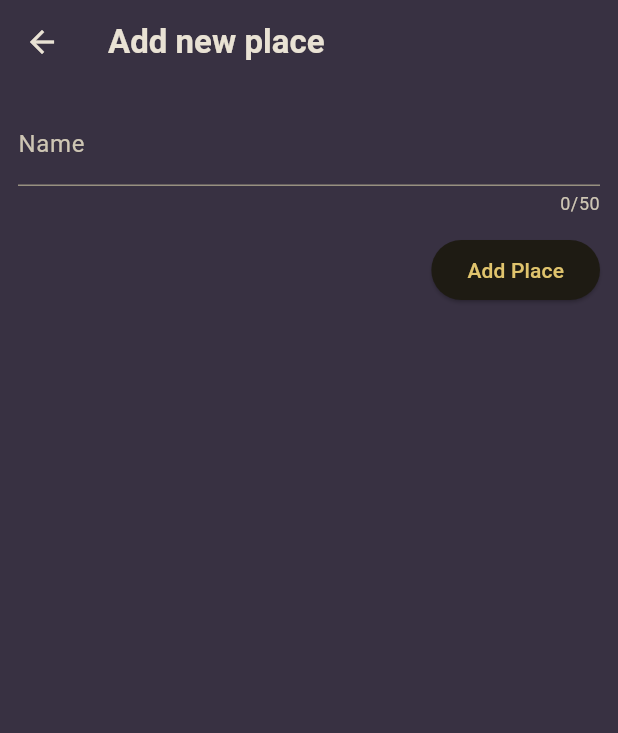
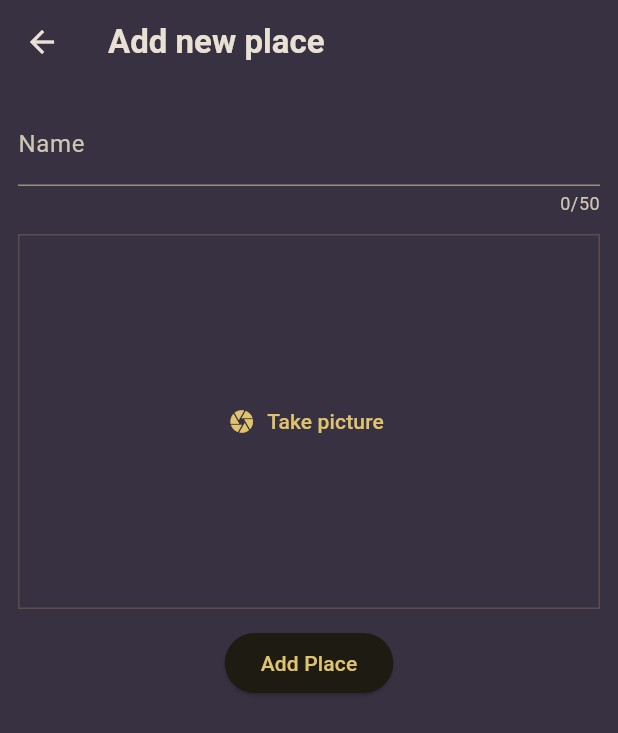
Before and after one commit to FAArik/favorite_places_app, a Flutter app: the screen it shows after launch, after a tap on the "add" icon, on a phone screen of 412 x 824 dp. Shown: the top 733 px of the screen. Run offline on Flutter 3.47's test engine with Material 3 defaults, Android fonts, the phone set to English and light mode, and no system bars; our stand-ins replace flutter_riverpod, google_fonts, image_picker.

Commit message:
device camera features and added image to places

```diff
--- a/lib/models/favoritePlace.dart
+++ /dev/null
@@ -1,9 +0,0 @@
-import 'package:uuid/uuid.dart';
-
-final uuid = Uuid();
-
-class FavoritePlace {
-  FavoritePlace({required this.title}) : Id = uuid.v4();
-  final String Id;
-  final String title;
-}
--- /dev/null
+++ b/lib/models/favorite_place.dart
@@ -0,0 +1,11 @@
+import 'dart:io';
+import 'package:uuid/uuid.dart';
+
+const uuid = Uuid();
+
+class FavoritePlace {
+  FavoritePlace({required this.title, required this.image}) : id = uuid.v4();
+  final String id;
+  final String title;
+  final File image;
+}
--- a/lib/providers/favorite_places_provider.dart
+++ b/lib/providers/favorite_places_provider.dart
@@ -1,14 +1,14 @@
 import 'package:favorite_places_app/data/data.dart';
-import 'package:favorite_places_app/models/favoritePlace.dart';
+import 'package:favorite_places_app/models/favorite_place.dart';
 import 'package:flutter_riverpod/flutter_riverpod.dart';
 
-final FavoritePlaceProvider =
+final favoritePlaceProvider =
     StateNotifierProvider<FavoritePlacesNotifier, List<FavoritePlace>>((ref) {
   return FavoritePlacesNotifier();
 });
 
 class FavoritePlacesNotifier extends StateNotifier<List<FavoritePlace>> {
-  FavoritePlacesNotifier() : super(MockData);
+  FavoritePlacesNotifier() : super(mockData);
 
   void addPlace(FavoritePlace newPlace) {
     state = [newPlace, ...state];
--- a/lib/screens/addNewPalace.dart
+++ b/lib/screens/add_new_palace.dart
@@ -1,5 +1,8 @@
-import 'package:favorite_places_app/models/favoritePlace.dart';
+import 'dart:io';
+
+import 'package:favorite_places_app/models/favorite_place.dart';
 import 'package:favorite_places_app/providers/favorite_places_provider.dart';
+import 'package:favorite_places_app/widgets/image_input.dart';
 import 'package:flutter/material.dart';
 import 'package:flutter_riverpod/flutter_riverpod.dart';
 
@@ -12,16 +15,21 @@ class AddNewPlaceScreen extends ConsumerStatefulWidget {
 
 class _AddnewpalaceState extends ConsumerState<AddNewPlaceScreen> {
   final _titleController = TextEditingController();
+  File? _image;
 
   void _saveItem() {
     final enteredText = _titleController.text;
-    if (enteredText.isEmpty) {
+    if (enteredText.isEmpty || _image == null) {
       return;
     }
-    ref
-        .read(FavoritePlaceProvider.notifier)
-        .addPlace(FavoritePlace(title: _titleController.text));
+    ref.read(favoritePlaceProvider.notifier).addPlace(
+          FavoritePlace(title: _titleController.text, image: _image!),
+        );
     Navigator.of(context).pop();
+  }
+
+  void _pickImage(File file) {
+    _image = file;
   }
 
   @override
@@ -38,7 +46,7 @@ class _AddnewpalaceState extends ConsumerState<AddNewPlaceScreen> {
       ),
       body: SingleChildScrollView(
         child: Container(
-          padding: EdgeInsets.all(12),
+          padding: const EdgeInsets.all(12),
           child: Column(
             children: [
               TextField(
@@ -54,8 +62,14 @@ class _AddnewpalaceState extends ConsumerState<AddNewPlaceScreen> {
               const SizedBox(
                 height: 12,
               ),
+              ImageInput(
+                onPickImage: _pickImage,
+              ),
+              const SizedBox(
+                height: 12,
+              ),
               Row(
-                mainAxisAlignment: MainAxisAlignment.end,
+                mainAxisAlignment: MainAxisAlignment.center,
                 children: [
                   ElevatedButton(
                     onPressed: _saveItem,
--- a/lib/screens/places.dart
+++ b/lib/screens/places.dart
@@ -1,6 +1,6 @@
-import 'package:favorite_places_app/models/favoritePlace.dart';
+import 'package:favorite_places_app/models/favorite_place.dart';
 import 'package:favorite_places_app/providers/favorite_places_provider.dart';
-import 'package:favorite_places_app/screens/addNewPalace.dart';
+import 'package:favorite_places_app/screens/add_new_palace.dart';
 import 'package:favorite_places_app/widgets/places_list.dart';
 import 'package:flutter/material.dart';
 import 'package:flutter_riverpod/flutter_riverpod.dart';
@@ -10,7 +10,7 @@ class PlacesScreen extends ConsumerWidget {
 
   @override
   Widget build(BuildContext context, WidgetRef ref) {
-    final favoritePlaces = ref.watch(FavoritePlaceProvider);
+    final favoritePlaces = ref.watch(favoritePlaceProvider);
     return Scaffold(
       appBar: AppBar(
         backgroundColor: Theme.of(context).colorScheme.inversePrimary,
@@ -26,7 +26,10 @@ class PlacesScreen extends ConsumerWidget {
               icon: const Icon(Icons.add)),
         ],
       ),
-      body: PlacesList(favoritePlaces: favoritePlaces),
+      body: Padding(
+        padding: const EdgeInsets.all(8.0),
+        child: PlacesList(favoritePlaces: favoritePlaces),
+      ),
     );
   }
 }
--- /dev/null
+++ b/lib/widgets/image_input.dart
@@ -0,0 +1,64 @@
+import 'dart:io';
+
+import 'package:flutter/material.dart';
+import 'package:image_picker/image_picker.dart';
+
+class ImageInput extends StatefulWidget {
+  ImageInput({super.key, required this.onPickImage});
+
+  final void Function(File file) onPickImage;
+  @override
+  State<StatefulWidget> createState() {
+    return _ImageInputState();
+  }
+}
+
+class _ImageInputState extends State<ImageInput> {
+  File? _selectedImage;
+
+  void _takePicture() async {
+    final imagePicker = ImagePicker();
+    var pickedImage = await imagePicker.pickImage(
+      source: ImageSource.camera,
+      maxWidth: 600,
+    );
+    if (pickedImage == null) {
+      return;
+    }
+    setState(() {
+      _selectedImage = File(pickedImage.path);
+    });
+    widget.onPickImage(_selectedImage!);
+  }
+
+  @override
+  Widget build(BuildContext context) {
+    Widget content = TextButton.icon(
+      label: const Text("Take picture"),
+      icon: const Icon(Icons.camera),
+      onPressed: _takePicture,
+    );
+    if (_selectedImage != null) {
+      content = GestureDetector(
+        onTap: _takePicture,
+        child: Image.file(
+          _selectedImage!,
+          fit: BoxFit.cover,
+          width: double.infinity,
+          height: double.infinity,
+        ),
+      );
+    }
+    return Container(
+        decoration: BoxDecoration(
+          border: Border.all(
+            width: 1,
+            color: Theme.of(context).colorScheme.primary.withOpacity(0.2),
+          ),
+        ),
+        height: 250,
+        width: double.infinity,
+        alignment: Alignment.center,
+        child: content);
+  }
+}
--- a/lib/widgets/palace_list_item.dart
+++ b/lib/widgets/palace_list_item.dart
@@ -1,4 +1,4 @@
-import 'package:favorite_places_app/models/favoritePlace.dart';
+import 'package:favorite_places_app/models/favorite_place.dart';
 import 'package:flutter/material.dart';
 
 class PalaceListItem extends StatelessWidget {
--- a/pubspec.yaml
+++ b/pubspec.yaml
@@ -38,6 +38,7 @@ dependencies:
   google_fonts: ^6.2.1
   flutter_riverpod: ^2.5.1
   uuid: ^4.4.0
+  image_picker: ^1.1.2
 
 dev_dependencies:
   flutter_test:
```
Also changed, not shown: lib/data/data.dart (+2 -6 lines), lib/screens/place_detail.dart (added, +23 -0 lines), lib/widgets/places_list.dart (+19 -2 lines), pubspec.lock.
